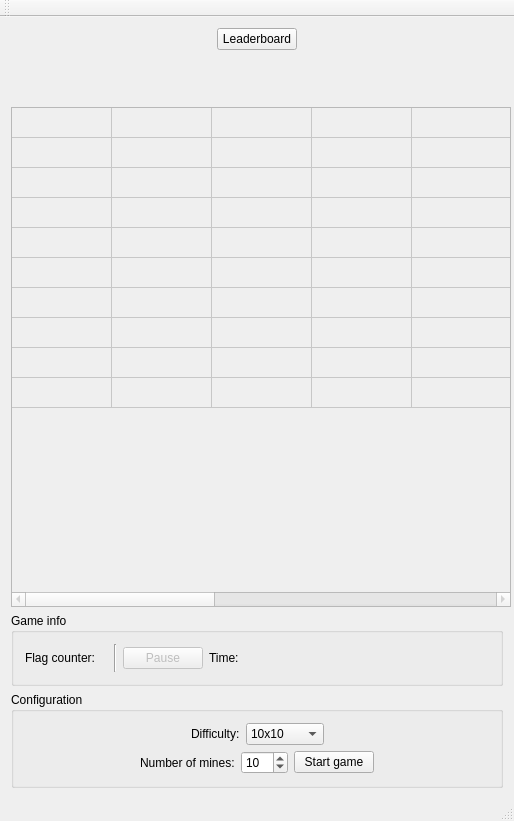
Old version of the form mines.ui in the repository pavolmarak/minesweeper.
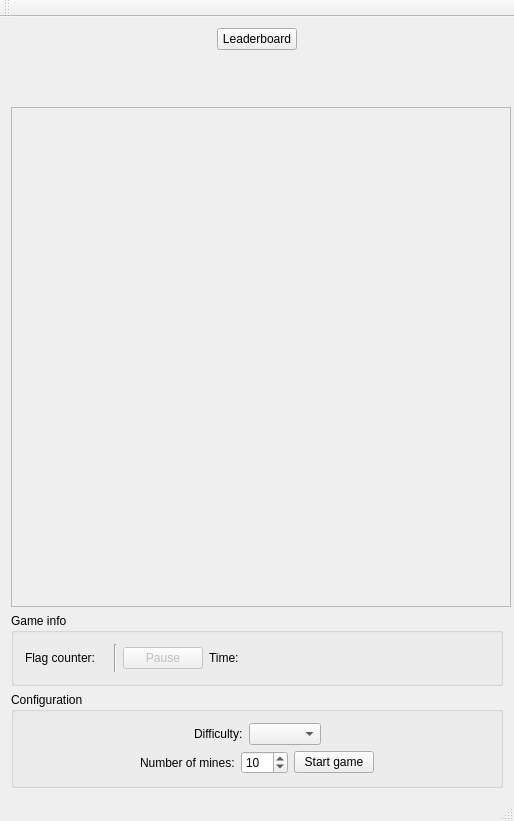
New version of the form. Custom widgets are drawn as their Qt base class.

The edit to the form file:
```diff
--- a/mines.ui
+++ b/mines.ui
@@ -144,6 +144,12 @@
         <property name="cornerButtonEnabled">
          <bool>false</bool>
         </property>
+        <property name="rowCount">
+         <number>0</number>
+        </property>
+        <property name="columnCount">
+         <number>0</number>
+        </property>
         <attribute name="horizontalHeaderVisible">
          <bool>false</bool>
         </attribute>
@@ -156,106 +162,6 @@
         <attribute name="verticalHeaderHighlightSections">
          <bool>false</bool>
         </attribute>
-        <row>
-         <property name="text">
-          <string>New Row</string>
-         </property>
-        </row>
-        <row>
-         <property name="text">
-          <string>New Row</string>
-         </property>
-        </row>
-        <row>
-         <property name="text">
-          <string>New Row</string>
-         </property>
-        </row>
-        <row>
-         <property name="text">
-          <string>New Row</string>
-         </property>
-        </row>
-        <row>
-         <property name="text">
-          <string>New Row</string>
-         </property>
-        </row>
-        <row>
-         <property name="text">
-          <string>New Row</string>
-         </property>
-        </row>
-        <row>
-         <property name="text">
-          <string>New Row</string>
-         </property>
-        </row>
-        <row>
-         <property name="text">
-          <string>New Row</string>
-         </property>
-        </row>
-        <row>
-         <property name="text">
-          <string>New Row</string>
-         </property>
-        </row>
-        <row>
-         <property name="text">
-          <string>New Row</string>
-         </property>
-        </row>
-        <column>
-         <property name="text">
-          <string>New Column</string>
-         </property>
-        </column>
-        <column>
-         <property name="text">
-          <string>New Column</string>
-         </property>
-        </column>
-        <column>
-         <property name="text">
-          <string>New Column</string>
-         </property>
-        </column>
-        <column>
-         <property name="text">
-          <string>New Column</string>
-         </property>
-        </column>
-        <column>
-         <property name="text">
-          <string>New Column</string>
-         </property>
-        </column>
-        <column>
-         <property name="text">
-          <string>New Column</string>
-         </property>
-        </column>
-        <column>
-         <property name="text">
-          <string>New Column</string>
-         </property>
-        </column>
-        <column>
-         <property name="text">
-          <string>New Column</string>
-         </property>
-        </column>
-        <column>
-         <property name="text">
-          <string>New Column</string>
-         </property>
-        </column>
-        <column>
-         <property name="text">
-          <string>New Column</string>
-         </property>
-        </column>
        </widget>
       </item>
       <item>
@@ -391,38 +297,7 @@
             </widget>
            </item>
            <item>
-            <widget class="QComboBox" name="gridsize_selector">
-             <item>
-              <property name="text">
-               <string>10x10</string>
-              </property>
-             </item>
-             <item>
-              <property name="text">
-               <string>15x15</string>
-              </property>
-             </item>
-             <item>
-              <property name="text">
-               <string>20x20</string>
-              </property>
-             </item>
-             <item>
-              <property name="text">
-               <string>25x25</string>
-              </property>
-             </item>
-             <item>
-              <property name="text">
-               <string>100x100</string>
-              </property>
-             </item>
-             <item>
-              <property name="text">
-               <string>Custom</string>
-              </property>
-             </item>
-            </widget>
+            <widget class="QComboBox" name="gridsize_selector"/>
            </item>
            <item>
             <spacer name="horizontalSpacer_5">
```
Left out of the diff: 2 changed lines with no effect on the pictures.
